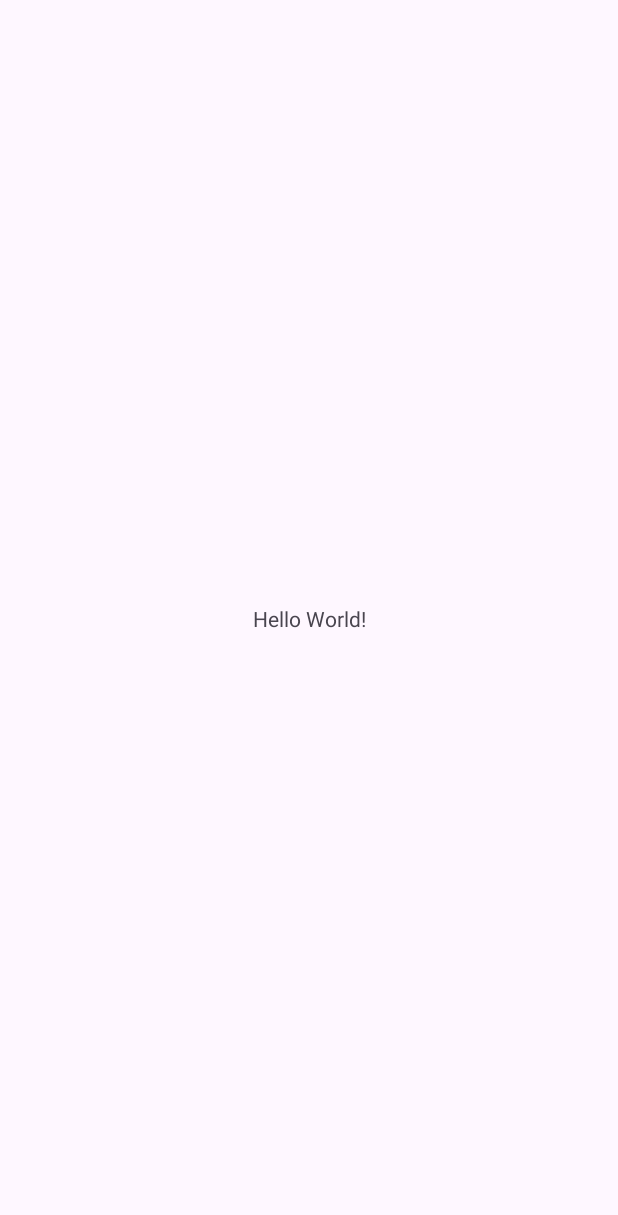
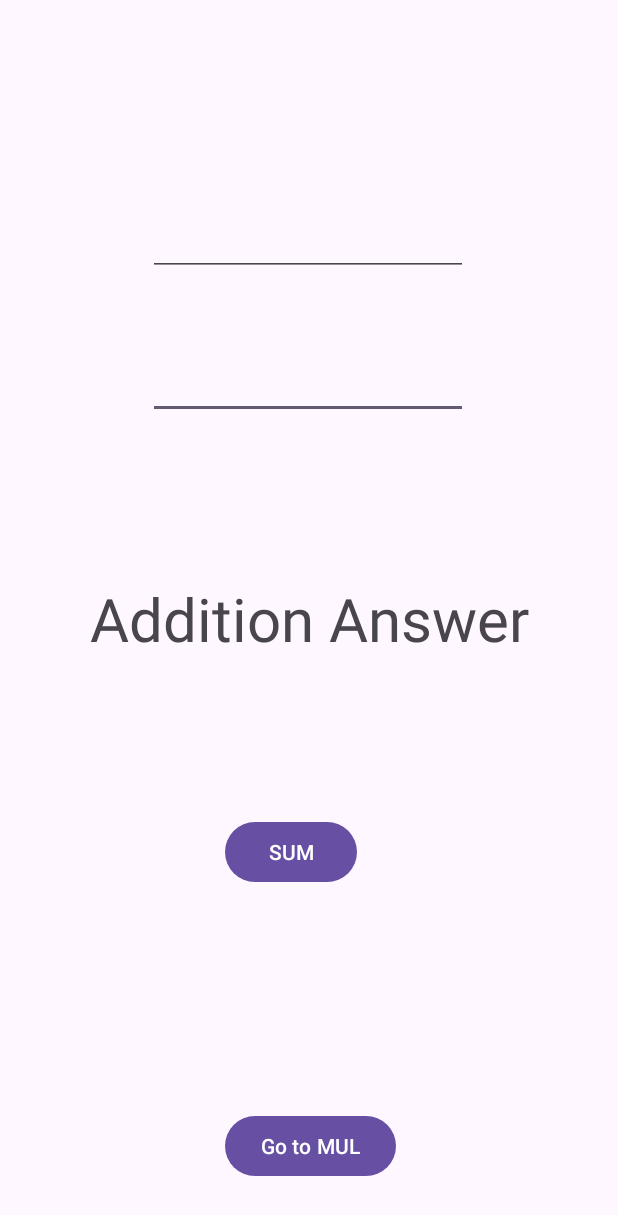
Before and after one commit to zenBandara/my-calculator-app-1, an Android app: the screen it shows after launch (MainActivity), on a phone screen of 412 x 824 dp. Before the commit the part shown is almost empty. Shown: the top 1215 px of the screen. Run offline under Robolectric (Android 15) with nearby library versions, the phone set to English and light mode, and no system bars.

Commit message:
addition has been completed

```diff
--- a/app/src/main/java/com/example/my_calculator_app/MainActivity.java
+++ b/app/src/main/java/com/example/my_calculator_app/MainActivity.java
@@ -3,12 +3,38 @@ package com.example.my_calculator_app;
 import androidx.appcompat.app.AppCompatActivity;
 
 import android.os.Bundle;
+import android.view.View;
+import android.widget.Button;
+import android.widget.EditText;
+import android.widget.TextView;
 
 public class MainActivity extends AppCompatActivity {
+    TextView answer;
+    EditText num1, num2;
+    Button sum, goMul;
 
     @Override
     protected void onCreate(Bundle savedInstanceState) {
         super.onCreate(savedInstanceState);
         setContentView(R.layout.activity_main);
+
+        answer = (TextView) findViewById(R.id.add_view);
+        num1 = (EditText) findViewById(R.id.num_01);
+        num2 = (EditText) findViewById(R.id.num_02);
+        sum = (Button) findViewById(R.id.button_sum);
+        goMul = (Button) findViewById(R.id.go_mul);
+
+        sum.setOnClickListener(new View.OnClickListener() {
+            @Override
+            public void onClick(View view) {
+                int num_one = Integer.parseInt(num1.getText().toString());
+                int num_two = Integer.parseInt(num2.getText().toString());
+                int ans = num_one + num_two;
+                answer.setText(String.valueOf(ans));
+
+            }
+        });
+
+
     }
 }
--- a/app/src/main/res/layout/activity_main.xml
+++ b/app/src/main/res/layout/activity_main.xml
@@ -7,12 +7,67 @@
     tools:context=".MainActivity">
 
     <TextView
+        android:id="@+id/add_view"
         android:layout_width="wrap_content"
         android:layout_height="wrap_content"
-        android:text="Hello World!"
+        android:text="Addition Answer"
+        android:textSize="40dp"
         app:layout_constraintBottom_toBottomOf="parent"
         app:layout_constraintEnd_toEndOf="parent"
         app:layout_constraintStart_toStartOf="parent"
         app:layout_constraintTop_toTopOf="parent" />
 
+    <Button
+        android:id="@+id/button_sum"
+        android:layout_width="wrap_content"
+        android:layout_height="wrap_content"
+        android:layout_marginBottom="128dp"
+        android:text="SUM"
+        app:layout_constraintBottom_toBottomOf="parent"
+        app:layout_constraintEnd_toEndOf="parent"
+        app:layout_constraintHorizontal_bias="0.462"
+        app:layout_constraintStart_toStartOf="parent"
+        app:layout_constraintTop_toBottomOf="@+id/add_view" />
+
+    <EditText
+        android:id="@+id/num_02"
+        android:layout_width="wrap_content"
+        android:layout_height="wrap_content"
+        android:layout_marginTop="200dp"
+        android:ems="10"
+        android:inputType="numberDecimal"
+        app:layout_constraintBottom_toTopOf="@+id/add_view"
+        app:layout_constraintEnd_toEndOf="parent"
+        app:layout_constraintHorizontal_bias="0.497"
+        app:layout_constraintStart_toStartOf="parent"
+        app:layout_constraintTop_toTopOf="parent"
+        app:layout_constraintVertical_bias="0.244" />
+
+    <EditText
+        android:id="@+id/num_01"
+        android:layout_width="wrap_content"
+        android:layout_height="wrap_content"
+        android:layout_marginTop="88dp"
+        android:ems="10"
+
+        android:inputType="numberDecimal"
+        app:layout_constraintBottom_toTopOf="@+id/num_02"
+        app:layout_constraintEnd_toEndOf="parent"
+        app:layout_constraintHorizontal_bias="0.497"
+        app:layout_constraintStart_toStartOf="parent"
+        app:layout_constraintTop_toTopOf="parent" />
+
+    <Button
+        android:id="@+id/go_mul"
+        android:layout_width="wrap_content"
+        android:layout_height="wrap_content"
+        android:layout_marginBottom="36dp"
+        android:text="Go to MUL"
+        app:layout_constraintBottom_toBottomOf="parent"
+        app:layout_constraintEnd_toEndOf="parent"
+        app:layout_constraintHorizontal_bias="0.503"
+        app:layout_constraintStart_toStartOf="parent"
+        app:layout_constraintTop_toBottomOf="@+id/button"
+        app:layout_constraintVertical_bias="0.503" />
+
 </androidx.constraintlayout.widget.ConstraintLayout>
```
